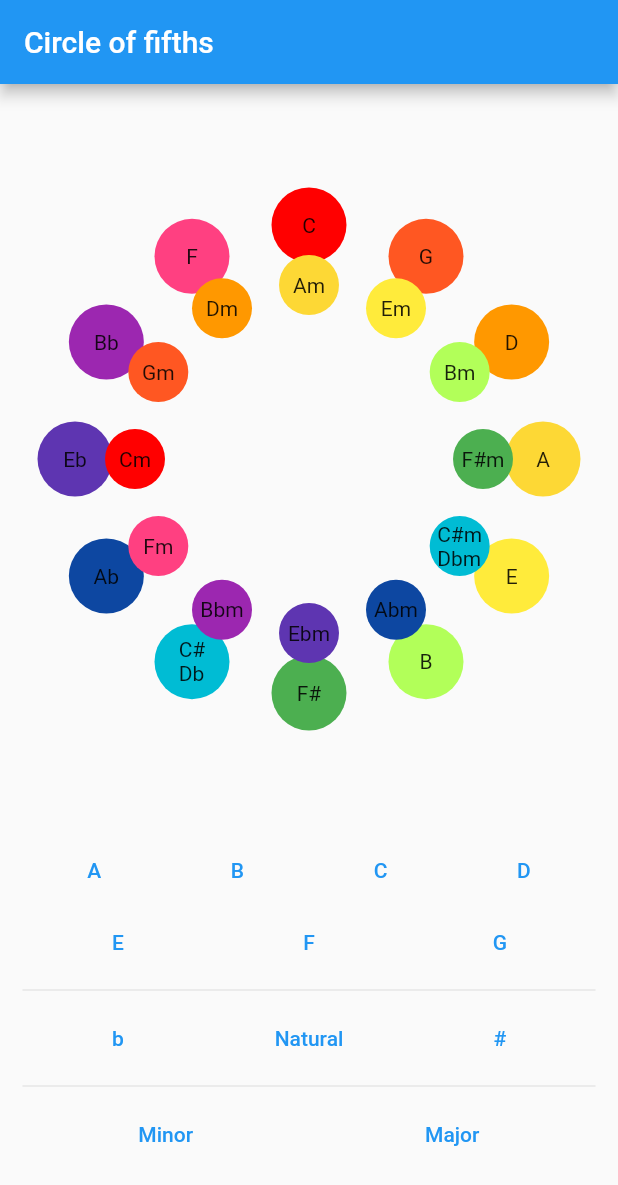
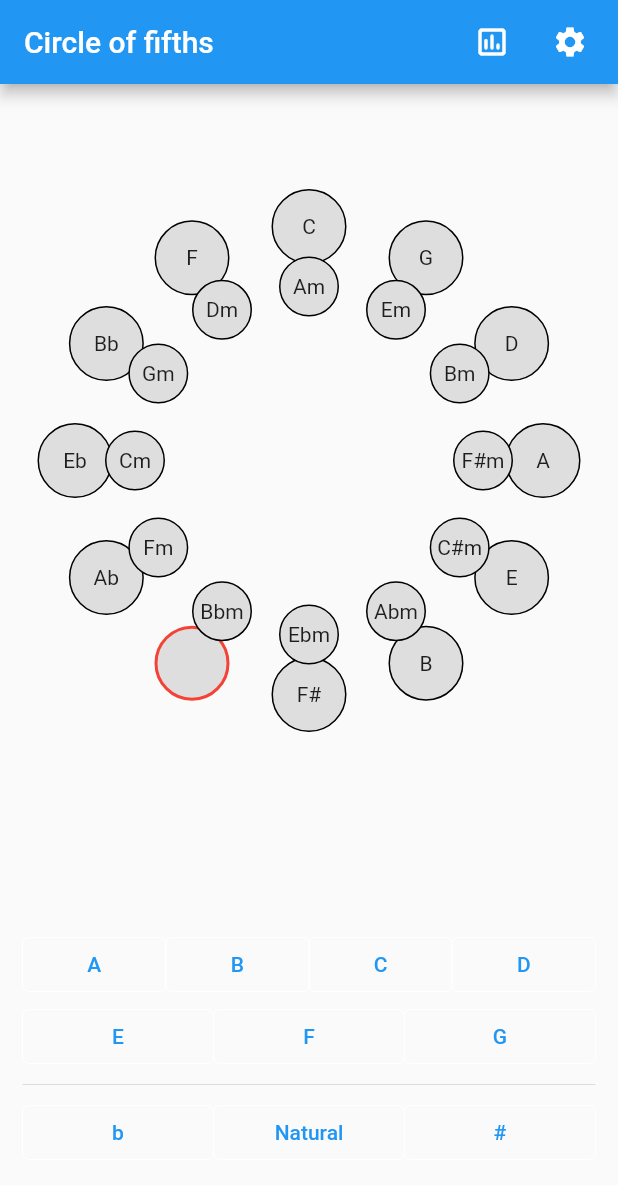
Before and after one commit to davidlekve/CircleOfFifth, a Flutter app: the screen it shows after launch, after a tap on "Natural", on a phone screen of 412 x 824 dp. Shown: the top 1185 px of the screen. Run offline on Flutter 3.47's test engine with Material 2 defaults, Android fonts, the phone set to English and light mode, and no system bars; our stand-ins replace tuple.

Commit message:
vissibility feature

```diff
--- /dev/null
+++ b/lib/InputButton.dart
@@ -0,0 +1,19 @@
+import 'package:circle_of_fifths/providers/input_provider.dart';
+import 'package:flutter/material.dart';
+import 'package:provider/provider.dart';
+
+class InputButton extends StatelessWidget {
+  const InputButton({Key? key, required this.text, required this.active, required this.onPressed}) : super(key: key);
+  final String text;
+  final bool active;
+  final VoidCallback onPressed;
+
+
+  @override
+  Widget build(BuildContext context) {
+    return Expanded(child: TextButton(onPressed: onPressed,
+    child: Text(text),
+    style: TextButton.styleFrom(side: active?BorderSide(color: Colors.grey, width: 1):BorderSide(color: Colors.white, width: 0)),
+    ),);
+  }
+}
--- a/lib/circle_item.dart
+++ b/lib/circle_item.dart
@@ -1,24 +1,40 @@
+import 'dart:math';
+
+import 'package:circle_of_fifths/providers/settings_provider.dart';
 import 'package:flutter/material.dart';
+import 'package:provider/provider.dart';
 
 class CircleItem extends StatelessWidget {
-  const CircleItem({Key? key, required this.letter, required this.size, required this.color}) : super(key: key);
+  CircleItem({Key? key, required this.letter, required this.size, required this.active}) : super(key: key);
 
   final int size;
   final String letter;
-  final Color color;
+  final bool active;
+  Random r = Random();
+
 
   @override
   Widget build(BuildContext context) {
+    int visibleChance=context.select<SettingsProvider,int>((value) => value.visibility);
+    bool  visible= r.nextDouble() < visibleChance/100;
     return SizedBox(
       height: size.toDouble(),
       width: size.toDouble(),
       child: Container(
         decoration: ShapeDecoration(
-          shape: const CircleBorder(),
-          color: color,
+          shape: CircleBorder(
+            side: active?const BorderSide(
+              color: Colors.red,
+              width: 2,
+            ):const BorderSide(
+              color: Colors.black,
+              width: 1,
+            ),
+          ),
+          color: const Color(0xFFDEDEDE),
         ),
         child: Center(
-          child: Text(letter),
+          child: active || !visible?null:Text(letter),
         ),
       )
     );
--- a/lib/circle_of_fifths.dart
+++ b/lib/circle_of_fifths.dart
@@ -1,18 +1,31 @@
 import 'dart:math';
 
 import 'package:circle_of_fifths/circle_item.dart';
+import 'package:circle_of_fifths/providers/settings_provider.dart';
 import 'package:flutter/material.dart';
 import 'package:tuple/tuple.dart';
+import 'package:provider/provider.dart';
+import 'providers/active_provider.dart';
 
 class CircleOfFifths extends StatelessWidget {
   CircleOfFifths({Key? key}) : super(key: key);
+
+  static const int outerSize = 50;
+  static const int innerSize=40;
+  static const int padding=25;
+  static const int numOfElements = 12;
+
+  late List<String> outerLabels;
+  late List<String> innerLabels;
+
+  // final List<Color> colors=[Colors.yellow.shade600, Colors.yellow,Colors.lightGreenAccent,Colors.green,Colors.cyan,Colors.blue.shade900,Colors.deepPurple.shade600,Colors.purple,Colors.pinkAccent,const Color(0xFFFF0000), Colors.deepOrange,Colors.orange,];
+
 
   ///
   /// Function will give coordinates to match with completing a circle with
   /// 12 elements
   ///
   Tuple2<double, double> calculateCoordinates(int index, radius) {
-    const int numOfElements = 12;
 
     assert(numOfElements > index);
 
@@ -33,28 +46,26 @@ class CircleOfFifths extends StatelessWidget {
     return Tuple2(left, top);
   }
 
-  static const int outerSize = 50;
-  static const int innerSize=40;
-  static const int padding=25;
-
-  static const List<String> outerLabels= ["A", "E", "B", "F#", "C#\nDb", "Ab", "Eb", "Bb", "F", "C","G","D"];
-  static const List<String> innerLabels=["F#m", "C#m\nDbm", "Abm", "Ebm", "Bbm", "Fm", "Cm","Gm","Dm","Am", "Em", "Bm"];
-  final List<Color> colors=[Colors.yellow.shade600, Colors.yellow,Colors.lightGreenAccent,Colors.green,Colors.cyan,Colors.blue.shade900,Colors.deepPurple.shade600,Colors.purple,Colors.pinkAccent,const Color(0xFFFF0000), Colors.deepOrange,Colors.orange,];
-
   @override
   Widget build(BuildContext context) {
+    context.select<ActiveProvider, int>((activeProvider) => activeProvider.randomActive);
+    int _visibility=context.watch<SettingsProvider>().visibility;
 
     double size=MediaQuery.of(context).size.width;
     double outerRadius=size/2-outerSize/2-padding;
     double innerRadius=size/2-outerSize/2-innerSize-padding;
 
+    outerLabels=context.read<ActiveProvider>().notes.getRange(0,12).toList();
+    innerLabels=context.read<ActiveProvider>().notes.getRange(12, 24).toList();
+
+    int activeIndex=context.read<ActiveProvider>().randomActive;
 
     return SizedBox(
       width: size,
       height: size,
       child: Stack(
           children: [...List.generate(
-            12,
+            numOfElements,
                 (index) {
               Tuple2<double, double> coordinates = toPosition(
                   calculateCoordinates(index, outerRadius),
@@ -68,13 +79,13 @@ class CircleOfFifths extends StatelessWidget {
                 child: CircleItem(
                   size: outerSize,
                   letter: outerLabels[index],
-                  color: colors[index],
+                  active: index==activeIndex?true:false,
                 ),
               );
             },
           ),
             ...List.generate(
-              12,
+              numOfElements,
                   (index) {
                 Tuple2<double, double> coordinates = toPosition(
                     calculateCoordinates(index, innerRadius),
@@ -88,7 +99,7 @@ class CircleOfFifths extends StatelessWidget {
                   child: CircleItem(
                     size: innerSize,
                     letter: innerLabels[index],
-                    color:colors[(index+3)%12],
+                    active: index==activeIndex-numOfElements?true:false,
                   ),
                 );
               },
--- /dev/null
+++ b/lib/feedback_text.dart
@@ -0,0 +1,55 @@
+import 'package:circle_of_fifths/providers/active_provider.dart';
+import 'package:flutter/material.dart';
+import 'package:provider/provider.dart';
+
+class FeedbackText extends StatefulWidget {
+  FeedbackText({Key? key}) : super(key: key);
+
+  @override
+  State<FeedbackText> createState() => _FeedbackTextState();
+}
+
+class _FeedbackTextState extends State<FeedbackText>
+    with SingleTickerProviderStateMixin {
+  late AnimationController _animationController;
+  String _output="";
+  Color _color=Colors.white;
+
+  @override
+  void initState() {
+    _animationController = AnimationController(
+        duration: const Duration(seconds: 1), vsync: this);
+    super.initState();
+  }
+
+  @override
+  Widget build(BuildContext context) {
+    return Selector<ActiveProvider,bool>(
+      selector: (context, activeProvider)=>activeProvider.feedbackListener,
+      builder: (context, feedback, child){
+        Answer answer = context.read<ActiveProvider>().answer;
+        print(answer);
+        if(answer==Answer.correct){
+          _animationController.reverse(from: 1);
+          _output="Correct Answer!";
+          _color=Colors.green;
+        }
+        else if(answer==Answer.incorrect){
+          _animationController.reverse(from: 1);
+          _output="Incorrect Answer!";
+          _color=Colors.red;
+        }
+        return FadeTransition(
+          opacity: _animationController,
+          child: Center(
+              child: Text(_output,
+                style: TextStyle(
+                  color: _color,
+                ),
+              )),
+        );
+      },
+
+    );
+  }
+}
--- a/lib/input_field.dart
+++ b/lib/input_field.dart
@@ -1,9 +1,17 @@
+import 'package:circle_of_fifths/providers/active_provider.dart';
 import 'package:flutter/material.dart';
+import 'package:provider/provider.dart';
+
+import 'InputButton.dart';
+import 'providers/input_provider.dart';
+import 'providers/active_provider.dart';
 
 class InputField extends StatelessWidget {
   const InputField({Key? key}) : super(key: key);
 
-  static List<String> firstRow=["A","B","C","D","E","F","G"];
+  static List<String> firstRow = ["A", "B", "C", "D", "E", "F", "G"];
+  static List<String> secondRow = ["b", "Natural", "#"];
+
   @override
   Widget build(BuildContext context) {
     return Padding(
@@ -11,37 +19,74 @@ class InputField extends StatelessWidget {
       child: Column(
         mainAxisAlignment: MainAxisAlignment.center,
         children: [
+          Selector<InputProvider, int>(
+            selector: (context, inputProvider) => inputProvider.firstSelected,
+            builder: (_, firstSelected, __) {
+              return Column(
+                children: [
                   Row(
-          children: List.generate(4, (index){
-            return Expanded(child: TextButton(onPressed: (){}, child: Text(firstRow[index])));
+                    children: List.generate(4, (index) {
+                      return InputButton(
+                        text: firstRow[index],
+                        active: firstSelected == index ? true : false,
+                        onPressed: () =>
+                            context.read<InputProvider>().firstSelected = index,
+                      );
                     }),
                   ),
                   Row(
-            children: List.generate(3, (index){
-              return Expanded(child: TextButton(onPressed: (){}, child: Text(firstRow[4+index])));
+                    children: List.generate(3, (index) {
+                      return InputButton(
+                        text: firstRow[4 + index],
+                        active: firstSelected == index + 4 ? true : false,
+                        onPressed: () => context
+                            .read<InputProvider>()
+                            .firstSelected = index + 4,
+                      );
                     }),
+                  ),
+                ],
+              );
+            },
           ),
           Divider(),
           Row(
-          children: [
-            Expanded(child: TextButton(onPressed: () {},
-            child: Text("b"),)),
-            Expanded(child: TextButton(onPressed: () {},
-              child: Text("Natural"),)),
-            Expanded(child: TextButton(onPressed: () {},
-              child: Text("#"),))
+            children: List.generate(
+              secondRow.length,
+              (index) {
+                return InputButton(
+                  text: secondRow[index],
+                  active: false,
+                  onPressed: () {
+                    /// secondAnswer is either the b, # or nothing.
+                    String secondAnswer = index != 1 ? secondRow[index] : "";
+
+                    /// Combine the firstRow answer with secondAnswer. E.g E+b
+                    String answer =
+                        firstRow[context.read<InputProvider>().firstSelected] +
+                            secondAnswer;
+
+                    String solution = context
+                        .read<ActiveProvider>()
+                        .notes[context.read<ActiveProvider>().randomActive];
+
+                    if (answer + "m" == solution || answer == solution) {
+                      /// CORRECT ANSWER
+                      print("CORRECT your answer: $answer, soluton: $solution");
+                      context.read<ActiveProvider>().submitAnswer(true);
+                    } else {
+                      print("INCORRECT your answer: $answer, soluton: $solution");
+                      context.read<ActiveProvider>().submitAnswer(false);
+                    }
+
+                    context.read<InputProvider>().firstSelected = -1;
+                  },
+                );
+              },
+            ),
+          ),
         ],
       ),
-        Divider(),
-        Row(
-          children: [
-            Expanded(child: TextButton(onPressed: () {},
-              child: Text("Minor"),)),
-            Expanded(child: TextButton(onPressed: () {},
-              child: Text("Major"),))
-          ],
-        )
-      ],),
     );
   }
 }
--- a/lib/main.dart
+++ b/lib/main.dart
@@ -1,10 +1,26 @@
+import 'package:circle_of_fifths/providers/active_provider.dart';
 import 'package:circle_of_fifths/input_field.dart';
+import 'package:circle_of_fifths/providers/input_provider.dart';
+import 'package:circle_of_fifths/providers/settings_provider.dart';
+import 'package:circle_of_fifths/screens/settings_screen.dart';
+import 'package:circle_of_fifths/screens/statistics_screen.dart';
 import 'package:flutter/material.dart';
+import 'package:provider/provider.dart';
 
 import 'circle_of_fifths.dart';
+import 'feedback_text.dart';
 
 void main() {
-  runApp(const HomePage());
+  runApp(
+      MultiProvider(
+          providers: [
+            ChangeNotifierProvider(
+                create: (BuildContext context) => ActiveProvider()),
+            ChangeNotifierProvider(
+                create: (BuildContext context) => InputProvider()),
+            ChangeNotifierProvider(create: (BuildContext context)=>SettingsProvider()),
+          ],
+      child: const MaterialApp(home: HomePage())));
 }
 
 class HomePage extends StatelessWidget {
@@ -12,18 +28,45 @@ class HomePage extends StatelessWidget {
 
   @override
   Widget build(BuildContext context) {
-    return MaterialApp(
-      home: Scaffold(
+    return Scaffold(
           appBar: AppBar(
             title: const Text("Circle of fifths"),
+            actions: [
+              Padding(
+                padding: const EdgeInsets.only(right: 12),
+                child: InkWell(
+                  customBorder: const CircleBorder(),
+                  child: const Padding(
+                    padding: EdgeInsets.all(8.0),
+                    child: Icon(Icons.insert_chart_outlined_rounded),
+                  ),
+                  onTap: (){
+                    Navigator.push(context, MaterialPageRoute(builder: (context)=>StatisticsScreen()));
+                  },
+                ),
+              ),
+              Padding(
+                padding: const EdgeInsets.only(right: 12),
+                child: InkWell(
+                  customBorder: const CircleBorder(),
+                  child: const Padding(
+                    padding: EdgeInsets.all(8.0),
+                    child: Icon(Icons.settings),
+                  ),
+                  onTap: (){
+                    Navigator.push(context, MaterialPageRoute(builder: (context)=>SettingsScreen()));
+                  },
+                ),
+              )
+            ],
           ),
           body: Column(
               mainAxisAlignment: MainAxisAlignment.spaceEvenly,
               children: [
                 CircleOfFifths(),
-            InputField(),
+                FeedbackText(),
+                const InputField(),
               ]
-        ),
           ),
     );
   }
--- /dev/null
+++ b/lib/providers/active_provider.dart
@@ -0,0 +1,47 @@
+import 'dart:math';
+
+import 'package:flutter/material.dart';
+
+enum Answer{
+  none,
+  correct,
+  incorrect,
+}
+class ActiveProvider extends ChangeNotifier{
+
+  static const List<String> _notes=["A", "E", "B", "F#", "C#", "Ab", "Eb", "Bb", "F", "C","G","D","F#m", "C#m", "Abm", "Ebm", "Bbm", "Fm", "Cm","Gm","Dm","Am", "Em", "Bm"];
+  final Random _random=Random();
+  late int _randomActive;
+  bool feedbackListener=true; ///Bool that is used to trigger the feedback animation
+  Answer answer=Answer.none;
+
+
+  ActiveProvider(){
+    _randomActive=_random.nextInt(24).toInt();
+  }
+
+  newActive(){
+    _randomActive=_random.nextInt(24).toInt();
+    notifyListeners();
+  }
+
+  submitAnswer(bool correct){
+    if(correct){
+      answer=Answer.correct;
+      newActive();
+    }
+    else {
+      answer = Answer.incorrect;
+    }
+    notifyFeedback();
+  }
+
+  notifyFeedback(){
+    feedbackListener=!feedbackListener;
+    notifyListeners();
+  }
+
+
+  List<String> get notes=>_notes;
+  int get randomActive=>_randomActive;
+}
--- /dev/null
+++ b/lib/providers/input_provider.dart
@@ -0,0 +1,13 @@
+import 'package:flutter/material.dart';
+
+class InputProvider extends ChangeNotifier{
+  int _firstSelected=-1;
+
+  int get firstSelected => _firstSelected;
+
+  set firstSelected(int value) {
+    _firstSelected = value;
+    notifyListeners();
+  }
+
+}
--- /dev/null
+++ b/lib/providers/settings_provider.dart
@@ -0,0 +1,12 @@
+import 'package:flutter/material.dart';
+
+class SettingsProvider extends ChangeNotifier{
+  int _visibility=100;
+
+  int get visibility => _visibility;
+
+  set visibility(int value) {
+    _visibility = value;
+    notifyListeners();
+  }
+}
--- /dev/null
+++ b/lib/providers/timespent_provider.dart
@@ -0,0 +1,3 @@
+class TimespentProvider{
+
+}
--- /dev/null
+++ b/lib/screens/settings_screen.dart
@@ -0,0 +1,67 @@
+import 'package:circle_of_fifths/providers/settings_provider.dart';
+import 'package:flutter/material.dart';
+import 'package:provider/provider.dart';
+
+class SettingsScreen extends StatefulWidget {
+  const SettingsScreen({Key? key}) : super(key: key);
+
+  @override
+  State<SettingsScreen> createState() => _SettingsScreenState();
+}
+
+class _SettingsScreenState extends State<SettingsScreen> {
+
+  late double _value;
+  // Map<double, String> difficulty={
+  //   0:"easy",
+  //   1:"medium",
+  //   2:"difficult",
+  //   3:"hard"
+  // };
+
+  @override
+  void initState() {
+    _value=context.read<SettingsProvider>().visibility.toDouble();
+    super.initState();
+  }
+
+  @override
+  Widget build(BuildContext context) {
+    return Scaffold(
+      appBar: AppBar(title: const Text("Settings"),),
+      body: Padding(
+        padding: const EdgeInsets.all(20.0),
+        child: Column(
+          crossAxisAlignment: CrossAxisAlignment.start,
+          children: [
+            const Text("Visibility", style: TextStyle(fontSize: 20,),textAlign: TextAlign.left),
+            const SizedBox(height: 10,),
+            const Text("Select how much percentage of the other values will show"),
+            Text("Visibility: ${_value.round()}%"),
+            Slider(
+              min: 0,
+              max: 100,
+                label: "Select your difficulty",
+                value: _value, onChanged: (value){
+              setState(() {
+                _value=value;
+              });
+            },
+              onChangeEnd: (value){
+                context.read<SettingsProvider>().visibility=value.round();
+              },
+            ),
+            const SizedBox(height: 10,),
+            const Text("Smart Select", style: TextStyle(fontSize: 20,),textAlign: TextAlign.left),
+            const SizedBox(height: 10,),
+            const Text("When active the next question is chosen based on your performance. It will more frequently choose those notes that you get wrong or use a lot of time on."),
+            Switch(value: false, onChanged: (_){})
+          ],
+
+          /// TODO add settings for showing sharps, flats or both
+          /// TODO add settings for what are correct answer (sharps, flats or both)
+        ),
+      ),
+      );
+  }
+}
--- /dev/null
+++ b/lib/screens/statistics_screen.dart
@@ -0,0 +1,13 @@
+import 'package:flutter/material.dart';
+
+class StatisticsScreen extends StatelessWidget {
+  const StatisticsScreen({Key? key}) : super(key: key);
+
+  @override
+  Widget build(BuildContext context) {
+    return Scaffold(
+      appBar: AppBar(title: const Text("Statistics"),),
+      body: Container(),
+    );
+  }
+}
--- a/pubspec.yaml
+++ b/pubspec.yaml
@@ -35,6 +35,7 @@ dependencies:
   # Use with the CupertinoIcons class for iOS style icons.
   cupertino_icons: ^1.0.2
   tuple: ^2.0.0
+  provider: ^6.0.3
 
 dev_dependencies:
   flutter_test:
```
Also changed, not shown: pubspec.lock. Lines whose indentation alone changed are shown as unchanged.
